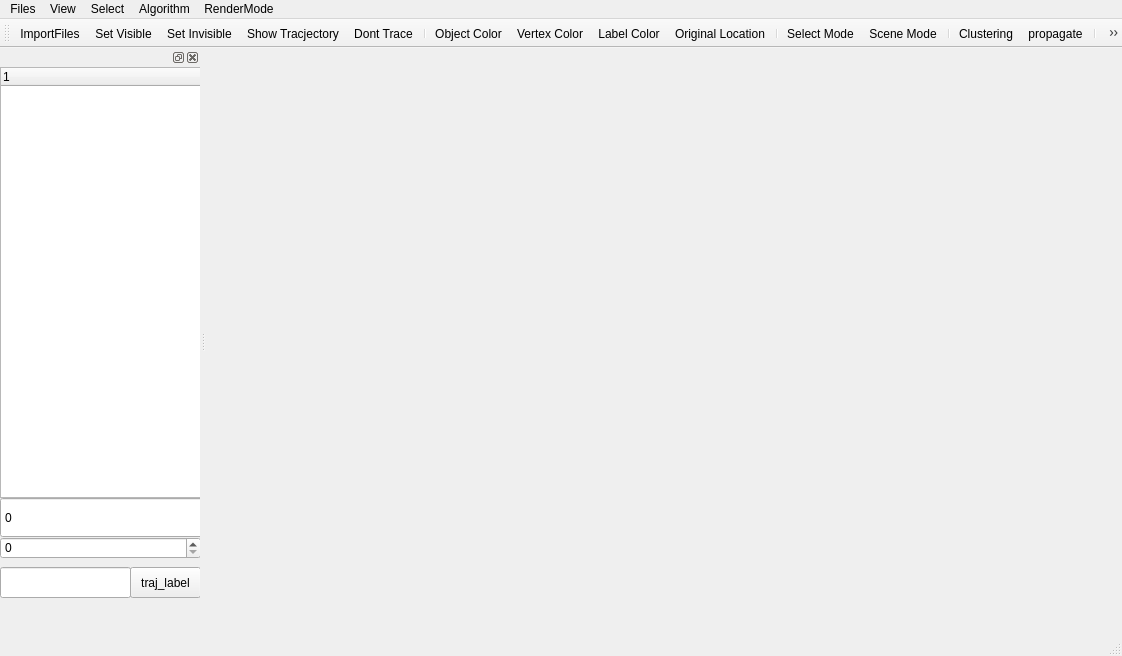
This is PCM/main_window.ui in FLOWERCLOUD/PCM2015plus as Qt 5 draws it before an edit. The edited form follows.
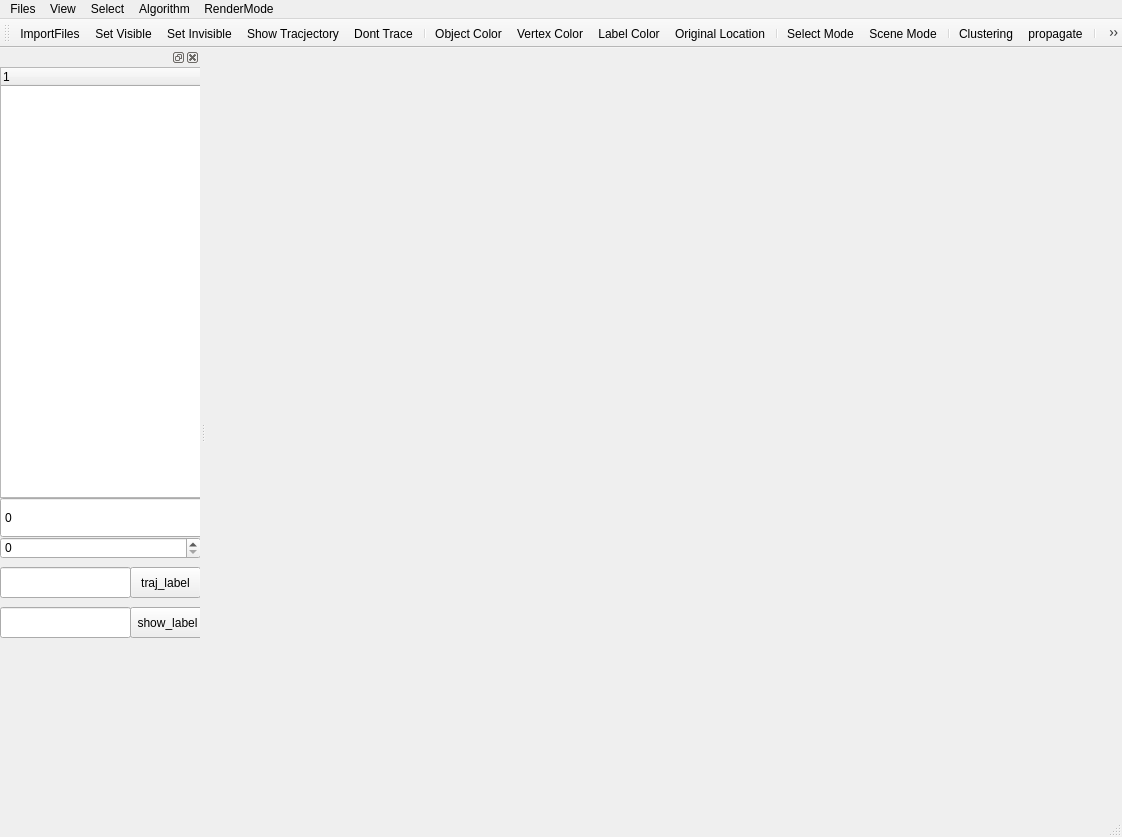
This is the edited form. Icons and pictures are not drawn.

Commit message: improve label tools

The edit to the form file:
```diff
--- a/PCM/main_window.ui
+++ b/PCM/main_window.ui
@@ -7,7 +7,7 @@
     <x>0</x>
     <y>0</y>
     <width>1122</width>
-    <height>656</height>
+    <height>837</height>
    </rect>
   </property>
   <property name="windowTitle">
@@ -205,6 +205,29 @@
       </rect>
      </property>
     </widget>
+    <widget class="QLineEdit" name="showlabel_lineEdit">
+     <property name="geometry">
+      <rect>
+       <x>0</x>
+       <y>540</y>
+       <width>131</width>
+       <height>31</height>
+      </rect>
+     </property>
+    </widget>
+    <widget class="QPushButton" name="show_label_Button">
+     <property name="geometry">
+      <rect>
+       <x>130</x>
+       <y>540</y>
+       <width>75</width>
+       <height>31</height>
+      </rect>
+     </property>
+     <property name="text">
+      <string>show_label</string>
+     </property>
+    </widget>
    </widget>
   </widget>
   <action name="actionImportFiles">
```
The commit also changes 8 other files.
